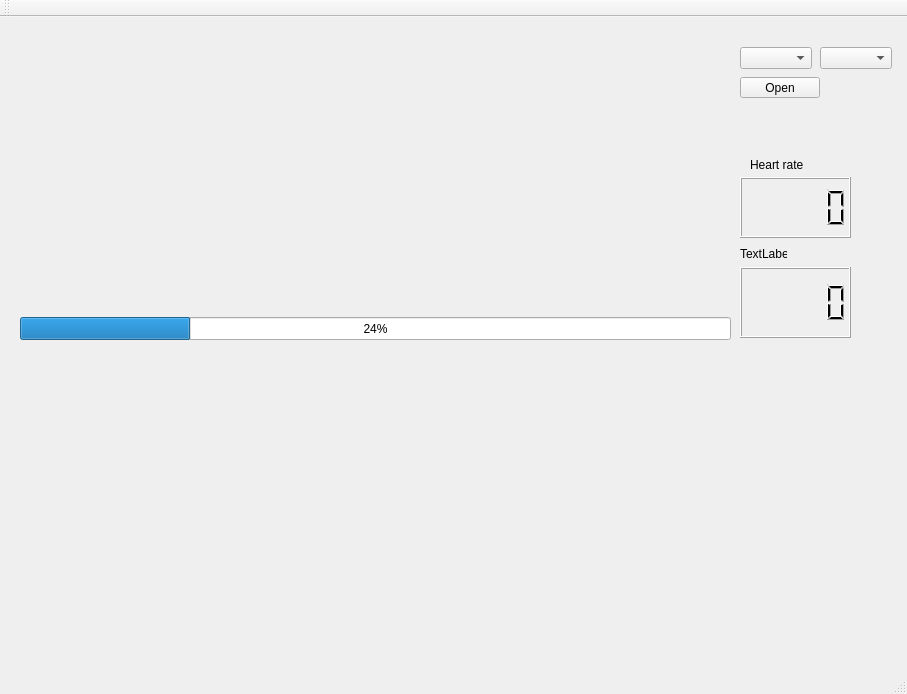
Qt form mainwindow.ui (SemVan/QPulseOxi) before a commit.
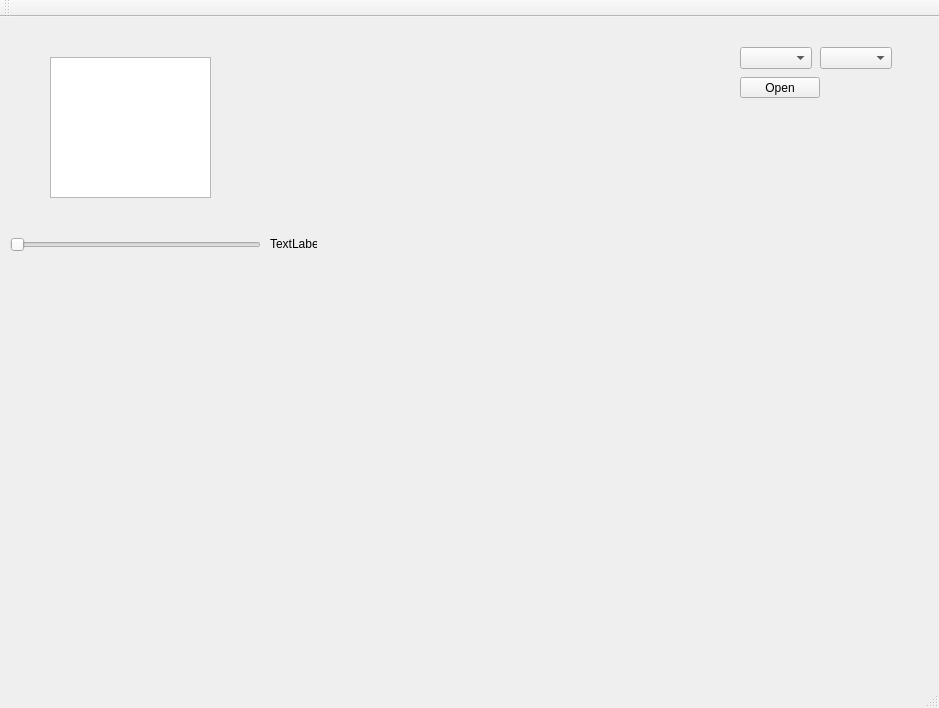
The same form after that commit. Custom widgets are drawn as their Qt base class.

Commit message: Camera integration im progress

The edit to the form file:
```diff
--- a/mainwindow.ui
+++ b/mainwindow.ui
@@ -6,8 +6,8 @@
    <rect>
     <x>0</x>
     <y>0</y>
-    <width>907</width>
-    <height>694</height>
+    <width>939</width>
+    <height>708</height>
    </rect>
   </property>
   <property name="windowTitle">
@@ -17,10 +17,10 @@
    <widget class="QCustomPlot" name="widget" native="true">
     <property name="geometry">
      <rect>
-      <x>20</x>
-      <y>20</y>
-      <width>711</width>
-      <height>271</height>
+      <x>10</x>
+      <y>240</y>
+      <width>651</width>
+      <height>201</height>
      </rect>
     </property>
    </widget>
@@ -50,54 +50,61 @@
    <widget class="QCustomPlot" name="widget_2" native="true">
     <property name="geometry">
      <rect>
-      <x>20</x>
-      <y>330</y>
-      <width>711</width>
-      <height>251</height>
+      <x>10</x>
+      <y>450</y>
+      <width>651</width>
+      <height>191</height>
      </rect>
     </property>
    </widget>
-   <widget class="QProgressBar" name="progressBar">
+   <widget class="QComboBox" name="comboBox_2">
     <property name="geometry">
      <rect>
-      <x>20</x>
-      <y>300</y>
-      <width>711</width>
-      <height>23</height>
+      <x>820</x>
+      <y>30</y>
+      <width>72</width>
+      <height>22</height>
      </rect>
     </property>
-    <property name="value">
-     <number>24</number>
+   </widget>
+   <widget class="QGraphicsView" name="graphicsView">
+    <property name="geometry">
+     <rect>
+      <x>50</x>
+      <y>40</y>
+      <width>161</width>
+      <height>141</height>
+     </rect>
     </property>
    </widget>
-   <widget class="QLCDNumber" name="lcdNumber">
+   <widget class="QCustomPlot" name="widget_3" native="true">
     <property name="geometry">
      <rect>
-      <x>740</x>
-      <y>160</y>
-      <width>111</width>
-      <height>61</height>
+      <x>270</x>
+      <y>10</y>
+      <width>411</width>
+      <height>201</height>
      </rect>
     </property>
    </widget>
-   <widget class="QLabel" name="label">
+   <widget class="QSlider" name="horizontalSlider">
     <property name="geometry">
      <rect>
-      <x>750</x>
-      <y>140</y>
-      <width>61</width>
+      <x>10</x>
+      <y>220</y>
+      <width>251</width>
       <height>16</height>
      </rect>
     </property>
-    <property name="text">
-     <string>Heart rate</string>
+    <property name="orientation">
+     <enum>Qt::Horizontal</enum>
     </property>
    </widget>
-   <widget class="QLabel" name="label_2">
+   <widget class="QLabel" name="label">
     <property name="geometry">
      <rect>
-      <x>740</x>
-      <y>230</y>
+      <x>270</x>
+      <y>220</y>
       <width>47</width>
       <height>13</height>
      </rect>
@@ -106,26 +113,6 @@
      <string>TextLabel</string>
     </property>
    </widget>
-   <widget class="QLCDNumber" name="lcdNumber_2">
-    <property name="geometry">
-     <rect>
-      <x>740</x>
-      <y>250</y>
-      <width>111</width>
-      <height>71</height>
-     </rect>
-    </property>
-   </widget>
-   <widget class="QComboBox" name="comboBox_2">
-    <property name="geometry">
-     <rect>
-      <x>820</x>
-      <y>30</y>
-      <width>72</width>
-      <height>22</height>
-     </rect>
-    </property>
-   </widget>
   </widget>
   <widget class="QMenuBar" name="menuBar">
    <property name="geometry">
```
Left out of the diff: 2 changed lines with no effect on the pictures. The commit also changes 13 other files.
